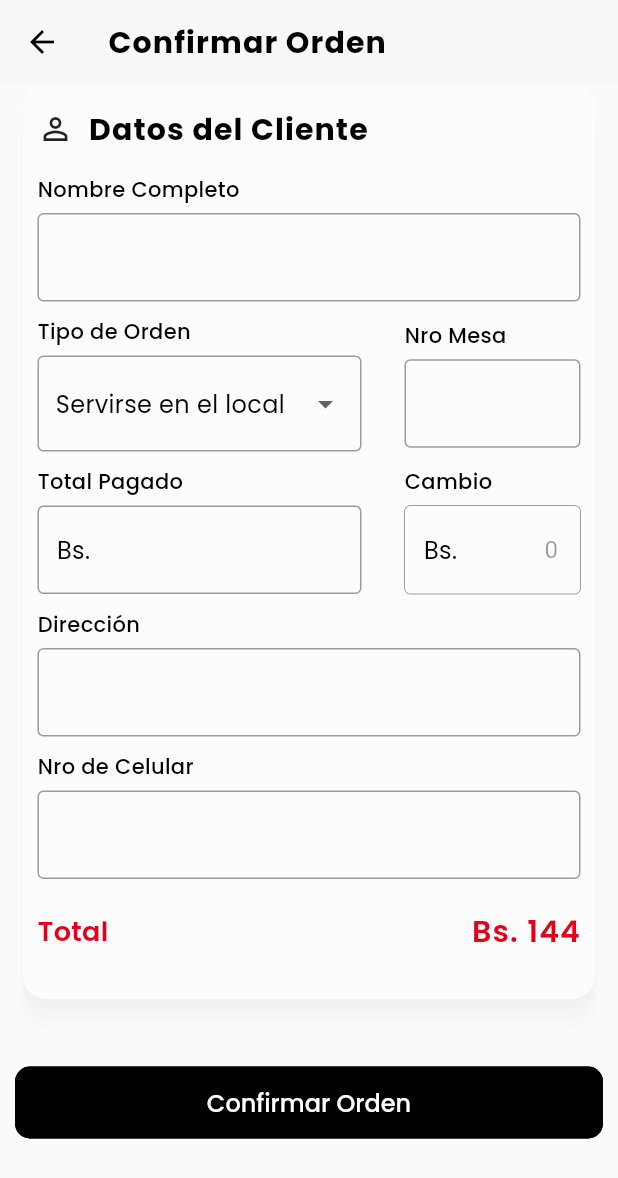
After one commit to 4CROS2/app_restaurant_management, a Flutter app: the FormClienScreen screen opened directly, on a phone screen of 412 x 824 dp. The commit adds this screen. Shown: the top 1178 px of the screen. Run offline on Flutter 3.47's test engine with Material 2 defaults, Android fonts, the phone set to English and light mode, and no system bars; our stand-ins replace flutter_spinbox, flutter_svg; network calls fail.

Commit message:
Diseño del formulario de cliente para nuevo pedido ## Pantalla formulario cliente - Form Cliente - Funcionalidad en flujo de registrar una nueva orden - Modal order second message - height items de productos

```diff
--- a/lib/constans.dart
+++ b/lib/constans.dart
@@ -68,12 +68,14 @@ const textStyleSubtitle = TextStyle(
   fontFamily: "Poppins",
   fontWeight: FontWeight.w500,
   fontSize: fontSizeMin,
+  color: fontBlack,
 );
 const textStyleItem = TextStyle(
   letterSpacing: 0.25,
   fontFamily: 'Poppins',
   fontWeight: FontWeight.w400,
   fontSize: fontSizeMedium,
+  color: fontBlack,
 );
 const textStyleSubItem = TextStyle(
   letterSpacing: 0.75,
--- a/lib/home/screens/list_order/home_orders_screen.dart
+++ b/lib/home/screens/list_order/home_orders_screen.dart
@@ -63,8 +63,8 @@ class _ListOrdersScreenState extends State<ListOrdersScreen> {
                   style: textStyleButton,
                   textAlign: TextAlign.center,
                 )),
-            onPressed: () {
-              Navigator.of(context).push(CupertinoPageRoute(
+            onPressed: () async {
+              await Navigator.of(context).push(CupertinoPageRoute(
                   builder: (context) => const NewOrderScreen()));
             }),
       );
--- a/lib/home/screens/new_order/detail_order_screen.dart
+++ b/lib/home/screens/new_order/detail_order_screen.dart
@@ -1,10 +1,12 @@
 // ignore_for_file: avoid_print
 
+import 'package:app_restaurant_management/home/screens/new_order/form_client_screen.dart';
 import 'package:app_restaurant_management/home/widgets/new_order/card_note.dart';
 import 'package:app_restaurant_management/home/widgets/new_order/list_item.dart';
 import 'package:app_restaurant_management/widgets/button_cancel.dart';
 import 'package:app_restaurant_management/widgets/button_confirm.dart';
 import 'package:app_restaurant_management/widgets/button_confirm_min.dart';
+import 'package:flutter/cupertino.dart';
 import 'package:flutter/material.dart';
 import '../../../constans.dart';
 
@@ -104,13 +106,21 @@ class _DetailOrderScreenState extends State<DetailOrderScreen> {
           ButtonCancel(
             width: MediaQuery.of(context).size.width / 1,
             textButton: 'Seguir ordenando',
-            onPressed: () async {},
+            onPressed: () async {
+              Navigator.pop(context);
+            },
           ),
           const SizedBox(height: 20),
           ButtonConfirm(
             width: MediaQuery.of(context).size.width / 1,
             textButton: 'Continuar',
-            onPressed: () async {},
+            onPressed: () async {
+              var res = await Navigator.of(context).push(CupertinoPageRoute(
+                  builder: (context) => const FormClienScreen()));
+              if (res == true) {
+                Navigator.of(context).pop(true);
+              }
+            },
           ),
         ],
       ),
--- /dev/null
+++ b/lib/home/screens/new_order/form_client_screen.dart
@@ -0,0 +1,86 @@
+import 'package:app_restaurant_management/home/widgets/new_order/card_form_client.dart';
+import 'package:app_restaurant_management/home/widgets/orders/modal_confirm.dart';
+import 'package:app_restaurant_management/widgets/button_confirm.dart';
+import 'package:app_restaurant_management/widgets/modal_order.dart';
+import 'package:flutter/material.dart';
+import '../../../constans.dart';
+
+class FormClienScreen extends StatefulWidget {
+  const FormClienScreen({Key? key}) : super(key: key);
+
+  @override
+  _FormClienScreenState createState() => _FormClienScreenState();
+}
+
+class _FormClienScreenState extends State<FormClienScreen> {
+  @override
+  Widget build(BuildContext context) {
+    return Scaffold(
+      appBar: AppBar(
+        foregroundColor: fontBlack,
+        elevation: 0,
+        backgroundColor: backgroundColor,
+        title: const Text(
+          "Confirmar Orden",
+          style: TextStyle(
+            letterSpacing: 0.75,
+            fontFamily: "Poppins",
+            fontWeight: FontWeight.w700,
+            fontSize: fontSizeTitle,
+          ),
+          textAlign: TextAlign.left,
+        ),
+      ),
+      body: ListView(
+        padding: const EdgeInsets.only(left: 10, right: 10, bottom: 30),
+        children: [
+          const CardFormClient(),
+          const SizedBox(height: 20),
+          ButtonConfirm(
+            width: MediaQuery.of(context).size.width / 1,
+            textButton: 'Confirmar Orden',
+            onPressed: () async {
+              var res = await showDialog(
+                context: context,
+                barrierDismissible: false,
+                builder: (BuildContext context) {
+                  return Dialog(
+                    child: ModalConfirm(
+                      message: '¿Confirmar Orden?',
+                      onPressConfirm: () async {
+                        Navigator.of(context).pop('confirmar');
+                      },
+                      onPressCancel: () {
+                        Navigator.pop(context, false);
+                      },
+                    ),
+                  );
+                },
+              );
+              if (res != null) {
+                await showDialog(
+                  context: context,
+                  barrierDismissible: false,
+                  builder: (BuildContext context) {
+                    Future.delayed(
+                      const Duration(seconds: 3),
+                      () {
+                        Navigator.of(context).pop();
+                      },
+                    );
+                    return const ModalOrder(
+                        message: 'Ordén registrada exitosamente',
+                        image: 'assets/img/order-confirm.svg',
+                        secondMessage:
+                            'Revisa la orden en la lista de pendientes');
+                  },
+                );
+                Navigator.of(context).pop(true);
+              }
+            },
+          ),
+        ],
+      ),
+    );
+  }
+}
--- a/lib/home/screens/new_order/new_order_screen.dart
+++ b/lib/home/screens/new_order/new_order_screen.dart
@@ -50,10 +50,14 @@ class _NewOrderScreenState extends State<NewOrderScreen> {
                 style: textStyleButton,
                 textAlign: TextAlign.center,
               )),
-            onPressed: () {
-              Navigator.of(context).push(CupertinoPageRoute(
+          onPressed: () async {
+            var res = await Navigator.of(context).push(CupertinoPageRoute(
                 builder: (context) => const DetailOrderScreen()));
-            }),
+            if (res == true) {
+              Navigator.of(context).pop(true);
+            }
+          },
+        ),
       );
 
   @override
--- /dev/null
+++ b/lib/home/widgets/new_order/card_form_client.dart
@@ -0,0 +1,252 @@
+import 'package:flutter/material.dart';
+import '../../../constans.dart';
+
+class CardFormClient extends StatefulWidget {
+  const CardFormClient({
+    Key? key,
+  }) : super(key: key);
+
+  @override
+  State<CardFormClient> createState() => _CardFormClientState();
+}
+
+class _CardFormClientState extends State<CardFormClient> {
+  String dropdownValue = 'Servirse en el local';
+
+  /// Title Datos del Cliente
+  Container title() {
+    return Container(
+      margin: const EdgeInsets.only(bottom: 15),
+      child: Row(
+        mainAxisAlignment: MainAxisAlignment.start,
+        children: const [
+          Icon(Icons.perm_identity),
+          SizedBox(width: 10),
+          Text('Datos del Cliente', style: textStyleTitle),
+        ],
+      ),
+    );
+  }
+
+  /// Subtitle Forms
+  Container titleCardForm(String text) {
+    return Container(
+      alignment: Alignment.topLeft,
+      margin: const EdgeInsets.only(right: 5, bottom: 5),
+      child: Text(
+        text,
+        style: textStyleSubtitle,
+      ),
+    );
+  }
+
+  /// Nombre Completo
+  Column name() {
+    return Column(
+      mainAxisAlignment: MainAxisAlignment.spaceBetween,
+      children: [
+        titleCardForm('Nombre Completo'),
+        Container(
+          margin: const EdgeInsets.only(bottom: 10),
+          child: TextFormField(
+            decoration: const InputDecoration(
+              border: OutlineInputBorder(),
+            ),
+          ),
+        ),
+      ],
+    );
+  }
+
+  /// Tipo de Orden
+  SizedBox typeOrder() {
+    return SizedBox(
+      width: MediaQuery.of(context).size.width / 2 + 10,
+      child: Column(
+        mainAxisAlignment: MainAxisAlignment.start,
+        children: [
+          titleCardForm('Tipo de Orden'),
+          Container(
+            margin: const EdgeInsets.only(bottom: 10),
+            child: DropdownButtonFormField(
+              decoration: const InputDecoration(
+                border: OutlineInputBorder(),
+              ),
+              value: dropdownValue,
+              icon: const Icon(Icons.arrow_drop_down),
+              style: textStyleItem,
+              onChanged: (String? newValue) {
+                setState(() {
+                  dropdownValue = newValue!;
+                });
+              },
+              items: <String>['Servirse en el local', 'Para llevar', 'Delivery']
+                  .map<DropdownMenuItem<String>>((String value) {
+                return DropdownMenuItem<String>(
+                  value: value,
+                  child: Text(value),
+                );
+              }).toList(),
+            ),
+          ),
+        ],
+      ),
+    );
+  }
+
+  /// Numero Mesa
+  SizedBox numberTable() {
+    return SizedBox(
+      width: MediaQuery.of(context).size.width / 3 - 20,
+      child: Column(
+        mainAxisAlignment: MainAxisAlignment.spaceBetween,
+        children: [
+          titleCardForm('Nro Mesa'),
+          Container(
+            margin: const EdgeInsets.only(bottom: 10),
+            child: TextFormField(
+              keyboardType: TextInputType.number,
+              decoration: const InputDecoration(
+                border: OutlineInputBorder(),
+              ),
+            ),
+          ),
+        ],
+      ),
+    );
+  }
+
+  /// Total Pagado
+  SizedBox totalPagado() {
+    return SizedBox(
+      width: MediaQuery.of(context).size.width / 2 + 10,
+      child: Column(
+        mainAxisAlignment: MainAxisAlignment.spaceBetween,
+        children: [
+          titleCardForm('Total Pagado'),
+          Container(
+            margin: const EdgeInsets.only(bottom: 10),
+            child: TextFormField(
+              keyboardType: TextInputType.number,
+              textAlign: TextAlign.right,
+              decoration: InputDecoration(
+                prefixIcon: Row(
+                  mainAxisSize: MainAxisSize.min,
+                  mainAxisAlignment: MainAxisAlignment.center,
+                  children: const [Text('Bs.', style: textStyleItem)],
+                ),
+                border: const OutlineInputBorder(),
+              ),
+            ),
+          ),
+        ],
+      ),
+    );
+  }
+
+  /// Cambio
+  SizedBox cambio() {
+    return SizedBox(
+      width: MediaQuery.of(context).size.width / 3 - 20,
+      child: Column(
+        mainAxisAlignment: MainAxisAlignment.spaceBetween,
+        children: [
+          titleCardForm('Cambio'),
+          Container(
+            margin: const EdgeInsets.only(bottom: 10),
+            child: TextFormField(
+              initialValue: '0',
+              enabled: false,
+              keyboardType: TextInputType.number,
+              textAlign: TextAlign.right,
+              decoration: InputDecoration(
+                prefixIcon: Row(
+                  mainAxisSize: MainAxisSize.min,
+                  mainAxisAlignment: MainAxisAlignment.center,
+                  children: const [Text('Bs.', style: textStyleItem)],
+                ),
+                border: const OutlineInputBorder(),
+              ),
+            ),
+          ),
+        ],
+      ),
+    );
+  }
+
+  /// Direccion
+  Column address() {
+    return Column(
+      mainAxisAlignment: MainAxisAlignment.spaceBetween,
+      children: [
+        titleCardForm('Dirección'),
+        Container(
+          margin: const EdgeInsets.only(bottom: 10),
+          child: TextFormField(
+            decoration: const InputDecoration(
+              border: OutlineInputBorder(),
+            ),
+          ),
+        ),
+      ],
+    );
+  }
+
+  /// Nro Celular
+  Column cellphone() {
+    return Column(
+      mainAxisAlignment: MainAxisAlignment.spaceBetween,
+      children: [
+        titleCardForm('Nro de Celular'),
+        Container(
+          margin: const EdgeInsets.only(bottom: 10),
+          child: TextFormField(
+            keyboardType: TextInputType.phone,
+            decoration: const InputDecoration(
+              border: OutlineInputBorder(),
+            ),
+          ),
+        ),
+      ],
+    );
+  }
+
+  /// Total Order
+  Container total() {
+    return Container(
+        margin: const EdgeInsets.only(top: 10, bottom: 15),
+        child: Row(
+          mainAxisAlignment: MainAxisAlignment.spaceBetween,
+          children: const [
+            Text("Total", style: textStyleTotal),
+            Text("Bs. 144", style: textStyleTotalBs)
+          ],
+        ));
+  }
+
+  @override
+  Widget build(BuildContext context) {
+    return Container(
+      padding: const EdgeInsets.only(top: 15, bottom: 15, left: 10, right: 10),
+      margin: const EdgeInsets.only(bottom: 25, left: 5, right: 5),
+      decoration: boxShadow,
+      child: Column(
+        children: [
+          title(),
+          name(),
+          Row(
+            mainAxisAlignment: MainAxisAlignment.spaceBetween,
+            children: [typeOrder(), Visibility(child: numberTable())],
+          ),
+          Row(
+            mainAxisAlignment: MainAxisAlignment.spaceBetween,
+            children: [totalPagado(), cambio()],
+          ),
+          Visibility(child: address()),
+          Visibility(child: cellphone()),
+          total(),
+        ],
+      ),
+    );
+  }
+}
--- a/lib/home/widgets/new_order/card_product.dart
+++ b/lib/home/widgets/new_order/card_product.dart
@@ -42,12 +42,13 @@ class _SectionCardProductState extends State<SectionCardProduct> {
             child: FadeInImage(
               // height: (sizeW / 2) + ((sizeW / 2) * 0.2),
               width: sizeW / 3 * 1.6,
-              fit: BoxFit.fill,
-              placeholder: const AssetImage("assets/img/placeholshder-img.png"),
+              height: (sizeW / 3) - 3,
+              fit: BoxFit.scaleDown,
+              placeholder: const AssetImage("assets/img/background.png"),
               image: const NetworkImage(
                   "https://locosxlaparrilla.com/wp-content/uploads/2015/02/Receta-recetas-locos-x-la-parrilla-locosxlaparrilla-receta-churrascos-parrilla-churrascos-parrilla-receta-churrascos-churrascos-2-1.jpg"),
               imageErrorBuilder: (context, error, stackTrace) {
-                return Image.asset("assets/img/placeholder-img.png", width: 50);
+                return Image.asset("assets/img/background.png", width: 50);
               },
             ),
           ),
--- a/lib/widgets/modal_order.dart
+++ b/lib/widgets/modal_order.dart
@@ -7,10 +7,12 @@ class ModalOrder extends StatelessWidget {
     Key? key,
     required this.message,
     this.image = '',
+    this.secondMessage = '',
   }) : super(key: key);
 
   final String message;
   final String image;
+  final String secondMessage;
 
   @override
   Widget build(BuildContext context) {
@@ -29,12 +31,24 @@ class ModalOrder extends StatelessWidget {
           ),
         ),
         Visibility(
-            visible: image != '',
-            child: Container(
-              margin: const EdgeInsets.only(bottom: 15),
-              child: SvgPicture.asset(image,
-                  width: MediaQuery.of(context).size.width / 3 * 1.2),
-            )),
+          visible: image != '',
+          child: Container(
+            margin: const EdgeInsets.only(bottom: 15),
+            child: SvgPicture.asset(image,
+                width: MediaQuery.of(context).size.width / 3 * 1.2),
+          ),
+        ),
+        Visibility(
+          visible: secondMessage != '',
+          child: Container(
+            margin: const EdgeInsets.only(bottom: 15, top: 15),
+            child: Text(
+              secondMessage,
+              textAlign: TextAlign.center,
+              style: textStyleMessage,
+            ),
+          ),
+        ),
       ],
     ));
   }
```
Also changed, not shown: assets/img/background.png (added), assets/img/order-confirm.svg (added). Lines whose indentation alone changed are shown as unchanged.
